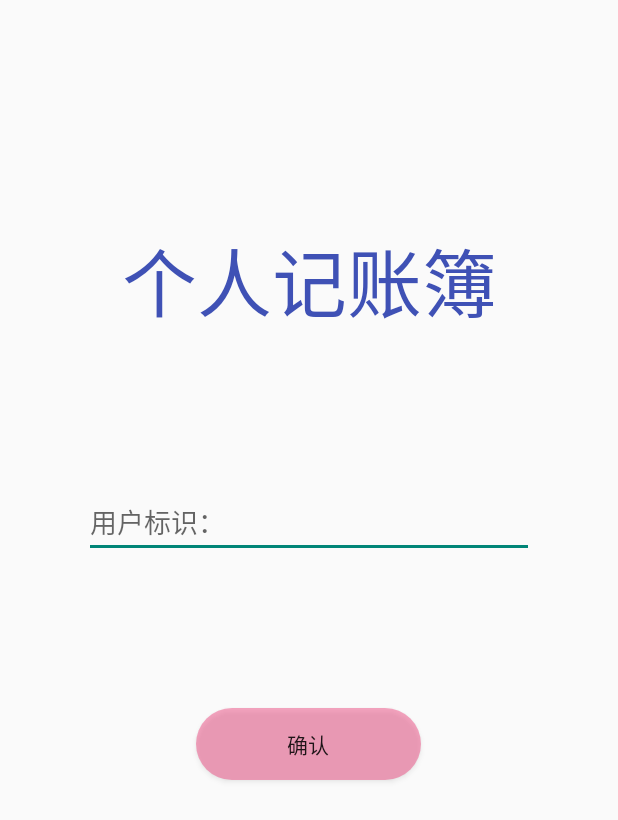
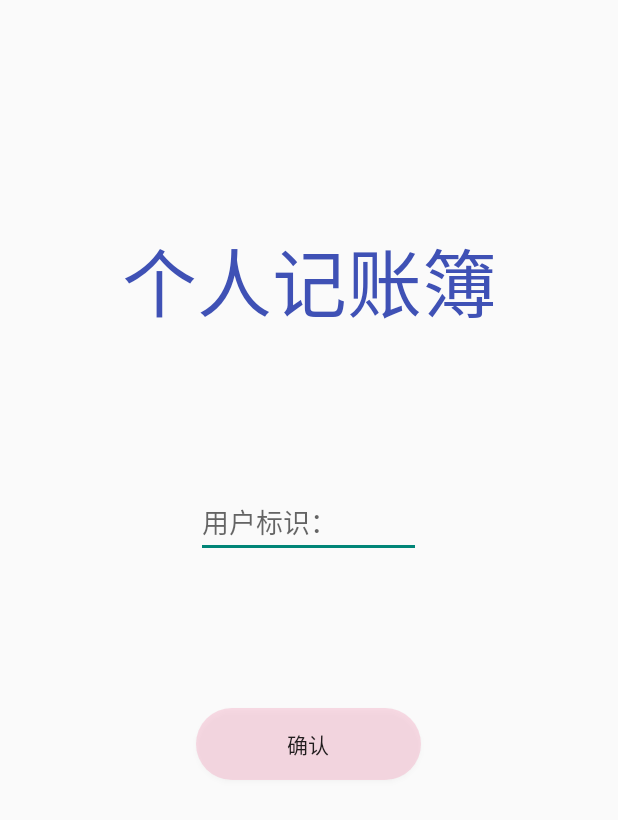
Before and after one commit to fcy354268003/my_account_book, an Android app: the screen it shows after launch (check_activity), on a phone screen of 412 x 824 dp. Shown: the top 820 px of the screen. Run offline under Robolectric (Android 15) with nearby library versions, the phone set to English and light mode, and no system bars; libraries missing offline, so code that uses them is left out: org.litepal.

```diff
--- a/app/src/main/res/drawable/btn_2.xml
+++ b/app/src/main/res/drawable/btn_2.xml
@@ -2,14 +2,14 @@
 <selector xmlns:android="http://schemas.android.com/apk/res/android">
     <item android:state_pressed="false">
         <shape android:shape="rectangle">
-            <solid android:color="#63E91E63"/>
+            <solid android:color="#25E91E63"/>
             <corners android:radius="70dp"/>
         </shape>
     </item>
     <item android:state_pressed="true">
         <shape android:shape="rectangle">
             <corners android:radius="70dp"/>
-            <solid android:color="#E91E63"/>
+            <solid android:color="#75E91E63"/>
         </shape>
     </item>
 </selector>
--- a/app/src/main/res/layout/activity_check_activity.xml
+++ b/app/src/main/res/layout/activity_check_activity.xml
@@ -15,7 +15,7 @@
 
     <EditText
         android:id="@+id/use_name"
-        android:layout_width="300dp"
+        android:layout_width="150dp"
         android:layout_height="wrap_content"
         android:layout_gravity="center"
         android:layout_marginTop="100dp"
@@ -28,6 +28,6 @@
         android:layout_height="wrap_content"
         android:layout_gravity="center"
         android:layout_marginTop="100dp"
-       android:background="@drawable/btn_2"
+        android:background="@drawable/btn_2"
         android:text="确认" />
 </LinearLayout>
```
Also changed, not shown: app/build.gradle (+5 -3 lines), app/src/main/java/com/example/my_account_book/MainActivity.java (+17 -1 lines), app/src/main/res/layout/activity_main.xml (+8 -3 lines), app/src/main/res/drawable/refresh.gif (added).
